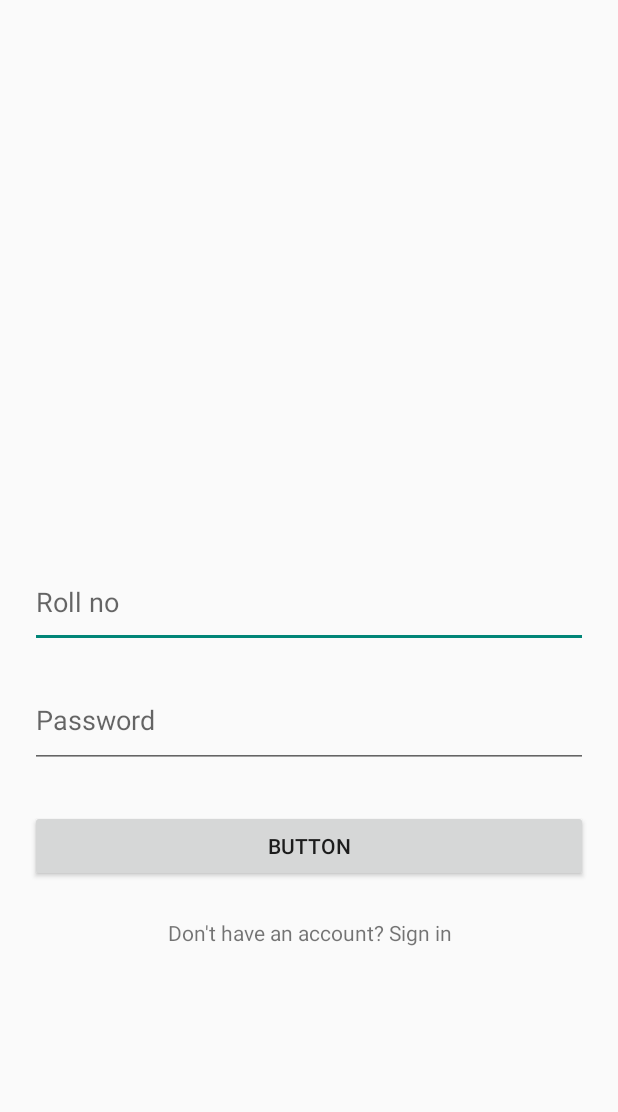
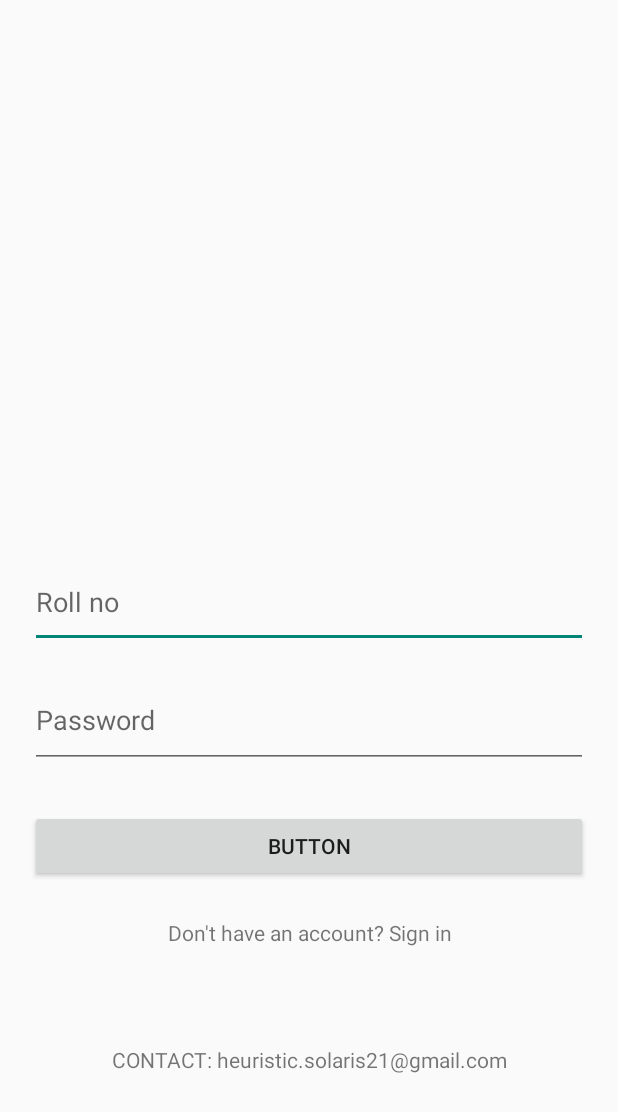
Before and after one commit to sanjith1309/NoteStack_AndroidApp, an Android app: the screen it shows after launch (MainActivity), on a phone screen of 412 x 824 dp. Shown: the top 1112 px of the screen. Run offline under Robolectric (Android 15) with nearby library versions, the phone set to English and light mode, and no system bars; our stand-ins replace Firebase (no records; nobody signed in at launch, a user with empty details on screens opened directly); Roboto replaces fonts that are not available here.

Commit message:
by sanjith

```diff
--- a/app/src/main/res/layout/activity_main.xml
+++ b/app/src/main/res/layout/activity_main.xml
@@ -65,4 +65,17 @@
         app:layout_constraintStart_toStartOf="parent"
         app:layout_constraintTop_toBottomOf="@+id/editTextTextPassword2" />
 
+    <TextView
+        android:id="@+id/textView3"
+        android:layout_width="0dp"
+        android:layout_height="wrap_content"
+        android:layout_marginHorizontal="20dp"
+        android:layout_marginBottom="108dp"
+        android:text="CONTACT: heuristic.solaris21@gmail.com"
+        android:textAlignment="center"
+        app:layout_constraintBottom_toBottomOf="parent"
+        app:layout_constraintEnd_toEndOf="parent"
+        app:layout_constraintHorizontal_bias="0.25"
+        app:layout_constraintStart_toStartOf="parent" />
+
 </androidx.constraintlayout.widget.ConstraintLayout>
```
